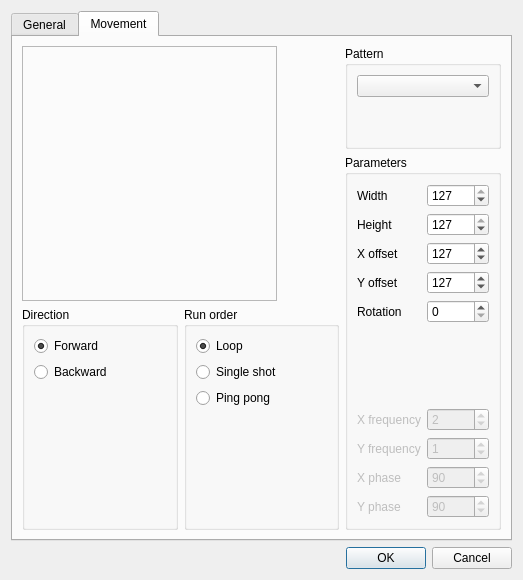
First picture: the form in trunk/ui/src/efxeditor.ui, repository Bondzio/qlc, before the edit.
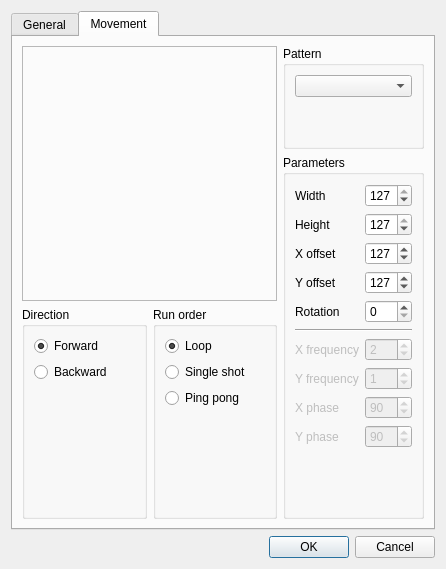
Second picture: the form after the edit. The open tabs and pages were chosen to show the change. Icons and pictures are not drawn.

```diff
--- a/trunk/ui/src/efxeditor.ui
+++ b/trunk/ui/src/efxeditor.ui
@@ -6,8 +6,8 @@
    <rect>
     <x>0</x>
     <y>0</y>
-    <width>523</width>
-    <height>580</height>
+    <width>446</width>
+    <height>569</height>
    </rect>
   </property>
   <property name="windowTitle">
@@ -418,20 +418,7 @@
             </property>
            </widget>
           </item>
-          <item row="5" column="0" colspan="2">
-           <spacer>
-            <property name="orientation">
-             <enum>Qt::Vertical</enum>
-            </property>
-            <property name="sizeHint" stdset="0">
-             <size>
-              <width>20</width>
-              <height>16</height>
-             </size>
-            </property>
-           </spacer>
-          </item>
-          <item row="6" column="0">
+          <item row="7" column="0">
            <widget class="QLabel" name="m_xFrequencyLabel">
             <property name="enabled">
              <bool>false</bool>
@@ -441,7 +428,7 @@
             </property>
            </widget>
           </item>
-          <item row="6" column="1">
+          <item row="7" column="1">
            <widget class="QSpinBox" name="m_xFrequencySpin">
             <property name="enabled">
              <bool>false</bool>
@@ -457,7 +444,7 @@
             </property>
            </widget>
           </item>
-          <item row="7" column="0">
+          <item row="8" column="0">
            <widget class="QLabel" name="m_yFrequencyLabel">
             <property name="enabled">
              <bool>false</bool>
@@ -467,7 +454,7 @@
             </property>
            </widget>
           </item>
-          <item row="7" column="1">
+          <item row="8" column="1">
            <widget class="QSpinBox" name="m_yFrequencySpin">
             <property name="enabled">
              <bool>false</bool>
@@ -483,7 +470,7 @@
             </property>
            </widget>
           </item>
-          <item row="8" column="0">
+          <item row="9" column="0">
            <widget class="QLabel" name="m_xPhaseLabel">
             <property name="enabled">
              <bool>false</bool>
@@ -493,7 +480,7 @@
             </property>
            </widget>
           </item>
-          <item row="8" column="1">
+          <item row="9" column="1">
            <widget class="QSpinBox" name="m_xPhaseSpin">
             <property name="enabled">
              <bool>false</bool>
@@ -509,7 +496,7 @@
             </property>
            </widget>
           </item>
-          <item row="9" column="0">
+          <item row="10" column="0">
            <widget class="QLabel" name="m_yPhaseLabel">
             <property name="enabled">
              <bool>false</bool>
@@ -519,7 +506,7 @@
             </property>
            </widget>
           </item>
-          <item row="9" column="1">
+          <item row="10" column="1">
            <widget class="QSpinBox" name="m_yPhaseSpin">
             <property name="enabled">
              <bool>false</bool>
@@ -535,6 +522,26 @@
             </property>
            </widget>
           </item>
+          <item row="5" column="0" colspan="2">
+           <widget class="Line" name="line_2">
+            <property name="orientation">
+             <enum>Qt::Horizontal</enum>
+            </property>
+           </widget>
+          </item>
+          <item row="11" column="0" colspan="2">
+           <spacer>
+            <property name="orientation">
+             <enum>Qt::Vertical</enum>
+            </property>
+            <property name="sizeHint" stdset="0">
+             <size>
+              <width>20</width>
+              <height>16</height>
+             </size>
+            </property>
+           </spacer>
+          </item>
          </layout>
         </widget>
        </item>
```
Left out of the diff: 39 changed lines with no effect on the pictures.
